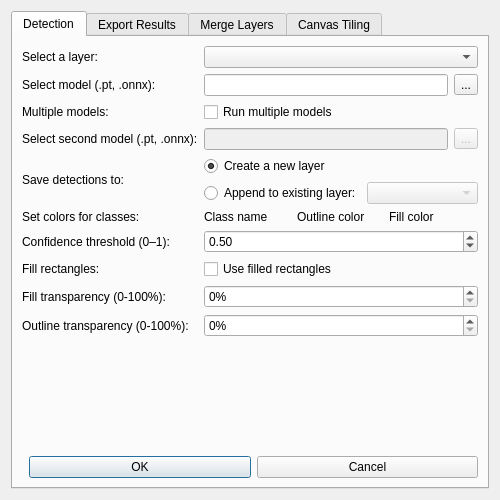
mateusz29/qgis-yolo-plugin, file yolo_plugin/yolo_plugin_dialog_base.ui: the form before one commit.
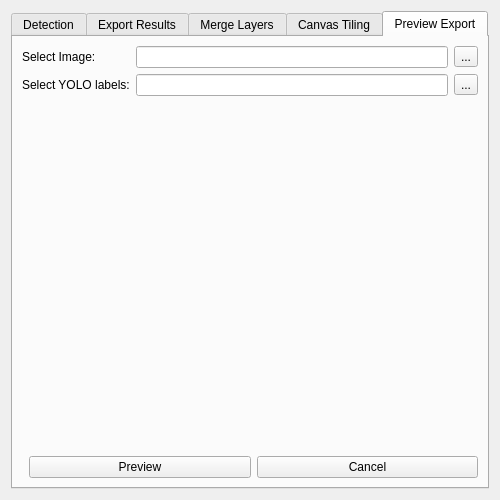
The form after the commit. The open tabs and pages were chosen to show the change.

Commit message: Add preview tab for image and YOLO labels

Diff of the .ui file:
```diff
--- a/yolo_plugin/yolo_plugin_dialog_base.ui
+++ b/yolo_plugin/yolo_plugin_dialog_base.ui
@@ -573,6 +573,45 @@
         </item>
       </layout>
      </widget>
+     <widget class="QWidget" name="tab_preview">
+      <attribute name="title"><string>Preview Export</string></attribute>
+      <layout class="QVBoxLayout" name="verticalLayout_preview">
+        <item>
+        <layout class="QGridLayout" name="gridLayout_preview">
+          <property name="verticalSpacing"><number>6</number></property>
+          <item row="0" column="0"><widget class="QLabel"><property name="text"><string>Select Image:</string></property></widget></item>
+          <item row="0" column="1">
+          <layout class="QHBoxLayout">
+            <item><widget class="QLineEdit" name="lineEdit_preview_img"/></item>
+            <item><widget class="QToolButton" name="toolButton_preview_img"><property name="text"><string>...</string></property></widget></item>
+          </layout>
+          </item>
+          <item row="1" column="0"><widget class="QLabel"><property name="text"><string>Select YOLO labels:</string></property></widget></item>
+          <item row="1" column="1">
+          <layout class="QHBoxLayout">
+            <item><widget class="QLineEdit" name="lineEdit_preview_txt"/></item>
+            <item><widget class="QToolButton" name="toolButton_preview_txt"><property name="text"><string>...</string></property></widget></item>
+          </layout>
+          </item>
+        </layout>
+        </item>
+        <item>
+        <spacer name="vSpacer_preview">
+          <property name="orientation"><enum>Qt::Vertical</enum></property>
+          <property name="sizeHint" stdset="0">
+          <size><width>20</width><height>40</height></size>
+          </property>
+        </spacer>
+        </item>
+        <item>
+        <layout class="QHBoxLayout" name="horizontalLayout_preview_buttons">
+          <item><spacer name="hSpacer_preview"><property name="orientation"><enum>Qt::Horizontal</enum></property></spacer></item>
+          <item><widget class="QPushButton" name="btn_preview_run"><property name="text"><string>Preview</string></property></widget></item>
+          <item><widget class="QPushButton" name="btn_preview_cancel"><property name="text"><string>Cancel</string></property></widget></item>
+        </layout>
+        </item>
+      </layout>
+     </widget>
     </widget>
    </item>
   </layout>
```
The commit also changes 2 other files.
